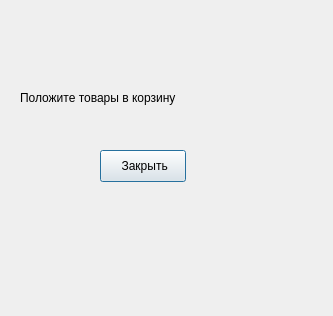
The window that problems/sprint2/grocery/submission/additemsnotification.ui (kildim/cppbackend) describes before a commit, drawn with Qt 5.
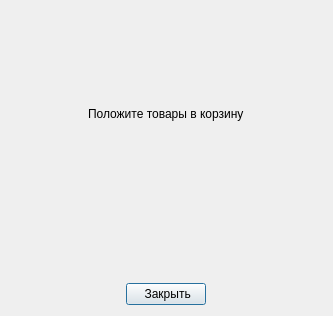
The same window after the commit.

What changed in the file:
```diff
--- a/problems/sprint2/grocery/submission/additemsnotification.ui
+++ b/problems/sprint2/grocery/submission/additemsnotification.ui
@@ -13,15 +13,28 @@
   <property name="windowTitle">
    <string>Ошибка</string>
   </property>
+  <property name="styleSheet">
+   <string notr="true"/>
+  </property>
+  <layout class="QVBoxLayout" name="verticalLayout" stretch="144,0,233,0">
+   <property name="sizeConstraint">
+    <enum>QLayout::SetDefaultConstraint</enum>
+   </property>
+   <item>
+    <spacer name="verticalSpacer_2">
+     <property name="orientation">
+      <enum>Qt::Vertical</enum>
+     </property>
+     <property name="sizeHint" stdset="0">
+      <size>
+       <width>20</width>
+       <height>40</height>
+      </size>
+     </property>
+    </spacer>
+   </item>
+   <item alignment="Qt::AlignHCenter">
   <widget class="QLabel" name="label">
-   <property name="geometry">
-    <rect>
-     <x>20</x>
-     <y>90</y>
-     <width>177</width>
-     <height>16</height>
-    </rect>
-   </property>
    <property name="sizePolicy">
     <sizepolicy hsizetype="Maximum" vsizetype="Preferred">
      <horstretch>0</horstretch>
@@ -32,15 +45,22 @@
     <string>Положите товары в корзину</string>
    </property>
   </widget>
+   </item>
+   <item>
+    <spacer name="verticalSpacer">
+     <property name="orientation">
+      <enum>Qt::Vertical</enum>
+     </property>
+     <property name="sizeHint" stdset="0">
+      <size>
+       <width>20</width>
+       <height>40</height>
+      </size>
+     </property>
+    </spacer>
+   </item>
+   <item alignment="Qt::AlignHCenter">
   <widget class="QPushButton" name="pushButton">
-   <property name="geometry">
-    <rect>
-     <x>100</x>
-     <y>150</y>
-     <width>86</width>
-     <height>32</height>
-    </rect>
-   </property>
    <property name="sizePolicy">
     <sizepolicy hsizetype="Maximum" vsizetype="Fixed">
      <horstretch>0</horstretch>
@@ -51,6 +71,8 @@
     <string> Закрыть</string>
    </property>
   </widget>
+   </item>
+  </layout>
  </widget>
  <resources/>
  <connections>
```
Lines whose indentation alone changed are shown as unchanged.
